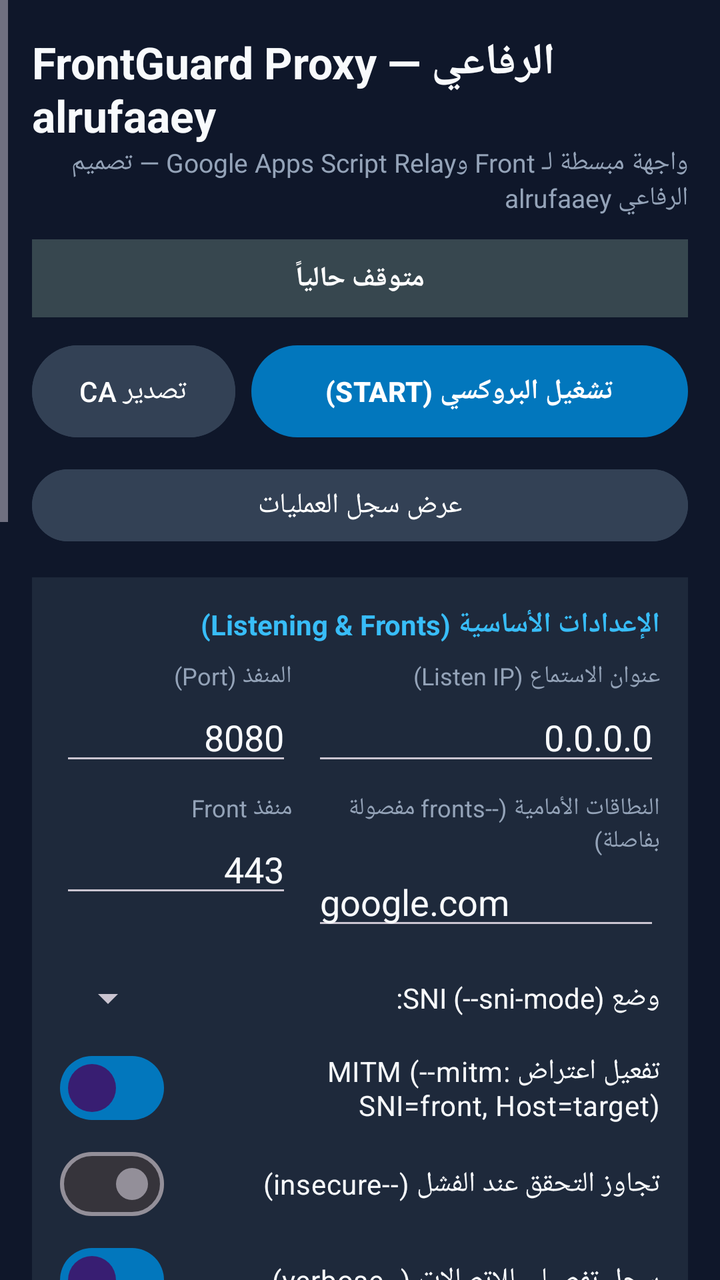
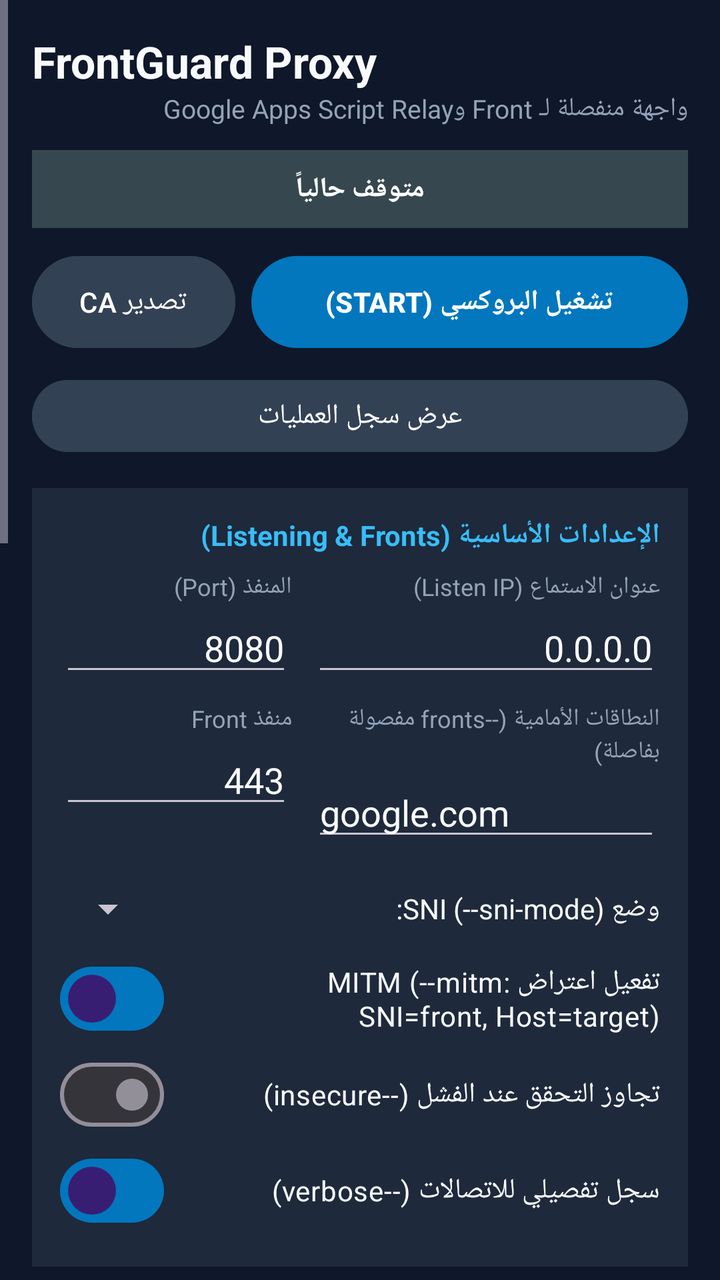

An Android layout rendered at two revisions. The XML below is the earlier revision; the diff shows what the commit changed to produce the second picture.
<!-- AndroidManifest.xml: application theme Theme.FrontGuard -->
<!-- res/layout/activity_main.xml -->
<?xml version="1.0" encoding="utf-8"?>
<ScrollView xmlns:android="http://schemas.android.com/apk/res/android"
    android:layout_width="match_parent"
    android:layout_height="match_parent"
    android:background="@color/bg_main"
    android:fillViewport="true"
    android:layoutDirection="rtl">

    <LinearLayout
        android:layout_width="match_parent"
        android:layout_height="wrap_content"
        android:orientation="vertical"
        android:padding="16dp">

        
        <TextView
            android:layout_width="match_parent"
            android:layout_height="wrap_content"
            android:text="FrontGuard Proxy — الرفاعي alrufaaey"
            android:textColor="@color/text_primary"
            android:textSize="22sp"
            android:textStyle="bold" />

        <TextView
            android:layout_width="match_parent"
            android:layout_height="wrap_content"
            android:layout_marginBottom="12dp"
            android:text="واجهة مبسطة لـ Front وGoogle Apps Script Relay — تصميم الرفاعي alrufaaey"
            android:textColor="@color/text_secondary"
            android:textSize="13sp" />

        
        <TextView
            android:id="@+id/tvStatusBadge"
            android:layout_width="match_parent"
            android:layout_height="wrap_content"
            android:background="#37474F"
            android:gravity="center"
            android:padding="10dp"
            android:text="متوقف حالياً"
            android:textColor="#FFFFFF"
            android:textStyle="bold" />

        
        <LinearLayout
            android:layout_width="match_parent"
            android:layout_height="wrap_content"
            android:layout_marginTop="10dp"
            android:orientation="horizontal">

            <Button
                android:id="@+id/btnToggleProxy"
                android:layout_width="0dp"
                android:layout_height="54dp"
                android:layout_weight="1"
                android:text="تشغيل البروكسي (START)"
                android:textColor="#FFFFFF"
                android:textStyle="bold" />

            <Button
                android:id="@+id/btnExportCa"
                android:layout_width="wrap_content"
                android:layout_height="54dp"
                android:layout_marginStart="8dp"
                android:backgroundTint="#334155"
                android:text="تصدير CA"
                android:textColor="#FFFFFF" />
        </LinearLayout>

        <Button
            android:id="@+id/btnShowLogs"
            android:layout_width="match_parent"
            android:layout_height="44dp"
            android:layout_marginTop="8dp"
            android:backgroundTint="#334155"
            android:text="عرض سجل العمليات"
            android:textColor="#FFFFFF" />

        
        <LinearLayout
            android:layout_width="match_parent"
            android:layout_height="wrap_content"
            android:layout_marginTop="14dp"
            android:background="@color/bg_card"
            android:orientation="vertical"
            android:padding="14dp">

            <TextView
                android:layout_width="match_parent"
                android:layout_height="wrap_content"
                android:text="الإعدادات الأساسية (Listening &amp; Fronts)"
                android:textColor="#38BDF8"
                android:textStyle="bold" />

            <LinearLayout
                android:layout_width="match_parent"
                android:layout_height="wrap_content"
                android:layout_marginTop="8dp"
                android:orientation="horizontal">

                <LinearLayout
                    android:layout_width="0dp"
                    android:layout_height="wrap_content"
                    android:layout_weight="1.5"
                    android:orientation="vertical">

                    <TextView
                        android:layout_width="wrap_content"
                        android:layout_height="wrap_content"
                        android:text="عنوان الاستماع (Listen IP)"
                        android:textColor="@color/text_secondary"
                        android:textSize="12sp" />

                    <EditText
                        android:id="@+id/etListenHost"
                        android:layout_width="match_parent"
                        android:layout_height="wrap_content"
                        android:hint="0.0.0.0"
                        android:inputType="text"
                        android:text="0.0.0.0"
                        android:textColor="@color/text_primary" />
                </LinearLayout>

                <LinearLayout
                    android:layout_width="0dp"
                    android:layout_height="wrap_content"
                    android:layout_marginStart="10dp"
                    android:layout_weight="1"
                    android:orientation="vertical">

                    <TextView
                        android:layout_width="wrap_content"
                        android:layout_height="wrap_content"
                        android:text="المنفذ (Port)"
                        android:textColor="@color/text_secondary"
                        android:textSize="12sp" />

                    <EditText
                        android:id="@+id/etListenPort"
                        android:layout_width="match_parent"
                        android:layout_height="wrap_content"
                        android:hint="8080"
                        android:inputType="number"
                        android:text="8080"
                        android:textColor="@color/text_primary" />
                </LinearLayout>
            </LinearLayout>

            <LinearLayout
                android:layout_width="match_parent"
                android:layout_height="wrap_content"
                android:layout_marginTop="8dp"
                android:orientation="horizontal">

                <LinearLayout
                    android:layout_width="0dp"
                    android:layout_height="wrap_content"
                    android:layout_weight="1.5"
                    android:orientation="vertical">

                    <TextView
                        android:layout_width="wrap_content"
                        android:layout_height="wrap_content"
                        android:text="النطاقات الأمامية (--fronts مفصولة بفاصلة)"
                        android:textColor="@color/text_secondary"
                        android:textSize="12sp" />

                    <EditText
                        android:id="@+id/etFronts"
                        android:layout_width="match_parent"
                        android:layout_height="wrap_content"
                        android:hint="google.com"
                        android:inputType="textUri"
                        android:text="google.com"
                        android:textColor="@color/text_primary" />
                </LinearLayout>

                <LinearLayout
                    android:layout_width="0dp"
                    android:layout_height="wrap_content"
                    android:layout_marginStart="10dp"
                    android:layout_weight="1"
                    android:orientation="vertical">

                    <TextView
                        android:layout_width="wrap_content"
                        android:layout_height="wrap_content"
                        android:text="منفذ Front"
                        android:textColor="@color/text_secondary"
                        android:textSize="12sp" />

                    <EditText
                        android:id="@+id/etFrontPort"
                        android:layout_width="match_parent"
                        android:layout_height="wrap_content"
                        android:hint="443"
                        android:inputType="number"
                        android:text="443"
                        android:textColor="@color/text_primary" />
                </LinearLayout>
            </LinearLayout>

            <LinearLayout
                android:layout_width="match_parent"
                android:layout_height="wrap_content"
                android:layout_marginTop="8dp"
                android:gravity="center_vertical"
                android:orientation="horizontal">

                <TextView
                    android:layout_width="0dp"
                    android:layout_height="wrap_content"
                    android:layout_weight="1"
                    android:text="وضع SNI (--sni-mode):"
                    android:textColor="@color/text_primary" />

                <Spinner
                    android:id="@+id/spinnerSniMode"
                    android:layout_width="150dp"
                    android:layout_height="42dp" />
            </LinearLayout>

            <com.google.android.material.materialswitch.MaterialSwitch
                android:id="@+id/switchMitm"
                android:layout_width="match_parent"
                android:layout_height="wrap_content"
                android:checked="true"
                android:text="تفعيل اعتراض MITM (--mitm: SNI=front, Host=target)"
                android:textColor="@color/text_primary" />

            <com.google.android.material.materialswitch.MaterialSwitch
                android:id="@+id/switchInsecure"
                android:layout_width="match_parent"
                android:layout_height="wrap_content"
                android:checked="false"
                android:text="تجاوز التحقق عند الفشل (--insecure)"
                android:textColor="@color/text_primary" />

            <com.google.android.material.materialswitch.MaterialSwitch
                android:id="@+id/switchVerbose"
                android:layout_width="match_parent"
                android:layout_height="wrap_content"
                android:checked="true"
                android:text="سجل تفصيلي للاتصالات (--verbose)"
                android:textColor="@color/text_primary" />
        </LinearLayout>

        
        <LinearLayout
            android:layout_width="match_parent"
            android:layout_height="wrap_content"
            android:layout_marginTop="12dp"
            android:background="@color/bg_card"
            android:orientation="vertical"
            android:padding="14dp">

            <TextView
                android:layout_width="match_parent"
                android:layout_height="wrap_content"
                android:text="Google Apps Script Relay — وضع مستقل"
                android:textColor="#38BDF8"
                android:textStyle="bold" />

            <com.google.android.material.materialswitch.MaterialSwitch
                android:id="@+id/switchGoogleRelay"
                android:layout_width="match_parent"
                android:layout_height="wrap_content"
                android:checked="false"
                android:text="تمرير طلبات المواقع عبر Apps Script"
                android:textColor="@color/text_primary" />

            <TextView
                android:layout_width="match_parent"
                android:layout_height="wrap_content"
                android:layout_marginTop="2dp"
                android:text="مسار مستقل عن Fronts: Host الهدف يؤخذ من طلب المستخدم، بينما SNI/Front يستخدمان فقط لمسار Front. يلزم MITM وتثبيت CA لـ HTTPS؛ WebSocket والتطبيقات ذات تثبيت الشهادة غير مدعومة."
                android:textColor="@color/text_secondary"
                android:textSize="12sp" />

            <EditText
                android:id="@+id/etGoogleRelayUrl"
                android:layout_width="match_parent"
                android:layout_height="wrap_content"
                android:layout_marginTop="6dp"
                android:hint="رابط نشر Apps Script /exec"
                android:inputType="textUri"
                android:singleLine="true"
                android:text="https://script.google.com/macros/s/AKfycbx-WPwe3qUZozQJxzDEF2DRs3hYiIGMcmoeTjS2hC_7CKcTbXBm2cbxV4KKuryypp5NwQ/exec"
                android:textColor="@color/text_primary"
                android:textColorHint="@color/text_secondary" />

            <EditText
                android:id="@+id/etGoogleRelayAuthKey"
                android:layout_width="match_parent"
                android:layout_height="wrap_content"
                android:hint="AUTH_KEY نفسه الموجود في Code.gs"
                android:inputType="textPassword"
                android:singleLine="true"
                android:textColor="@color/text_primary"
                android:textColorHint="@color/text_secondary" />

            <com.google.android.material.materialswitch.MaterialSwitch
                android:id="@+id/switchVerifyRelayTls"
                android:layout_width="match_parent"
                android:layout_height="wrap_content"
                android:checked="true"
                android:text="Verify upstream TLS — تحقق من شهادة Google للـRelay"
                android:textColor="@color/text_primary" />

            <TextView
                android:layout_width="match_parent"
                android:layout_height="wrap_content"
                android:text="هذا الخيار خاص باتصال Relay فقط ولا يغيّر Front أو شهادة MITM. أوقفه للتشخيص فقط."
                android:textColor="@color/text_secondary"
                android:textSize="12sp" />
        </LinearLayout>

        
        <LinearLayout
            android:layout_width="match_parent"
            android:layout_height="wrap_content"
            android:layout_marginTop="12dp"
            android:background="@color/bg_card"
            android:orientation="vertical"
            android:padding="14dp">

            <TextView
                android:layout_width="match_parent"
                android:layout_height="wrap_content"
                android:text="خيارات متقدمة (Timeout, Retry, Auth, Blacklist)"
                android:textColor="#38BDF8"
                android:textStyle="bold" />

            <LinearLayout
                android:layout_width="match_parent"
                android:layout_height="wrap_content"
                android:layout_marginTop="8dp"
                android:orientation="horizontal">

                <LinearLayout
                    android:layout_width="0dp"
                    android:layout_height="wrap_content"
                    android:layout_weight="1"
                    android:orientation="vertical">

                    <TextView
                        android:layout_width="wrap_content"
                        android:layout_height="wrap_content"
                        android:text="المهلة بالثواني (--timeout)"
                        android:textColor="@color/text_secondary"
                        android:textSize="12sp" />

                    <EditText
                        android:id="@+id/etTimeout"
                        android:layout_width="match_parent"
                        android:layout_height="wrap_content"
                        android:inputType="number"
                        android:text="20"
                        android:textColor="@color/text_primary" />
                </LinearLayout>

                <LinearLayout
                    android:layout_width="0dp"
                    android:layout_height="wrap_content"
                    android:layout_marginStart="10dp"
                    android:layout_weight="1"
                    android:orientation="vertical">

                    <TextView
                        android:layout_width="wrap_content"
                        android:layout_height="wrap_content"
                        android:text="عدد المحاولات (--retry)"
                        android:textColor="@color/text_secondary"
                        android:textSize="12sp" />

                    <EditText
                        android:id="@+id/etRetry"
                        android:layout_width="match_parent"
                        android:layout_height="wrap_content"
                        android:inputType="number"
                        android:text="2"
                        android:textColor="@color/text_primary" />
                </LinearLayout>
            </LinearLayout>

            <EditText
                android:id="@+id/etAuth"
                android:layout_width="match_parent"
                android:layout_height="wrap_content"
                android:hint="مصادقة البروكسي (--auth اختياري)"
                android:inputType="text"
                android:textColor="@color/text_primary"
                android:textColorHint="@color/text_secondary" />

            <EditText
                android:id="@+id/etBlacklist"
                android:layout_width="match_parent"
                android:layout_height="wrap_content"
                android:hint="القائمة السوداء (--blacklist نطاقات مفصولة بفاصلة)"
                android:inputType="text"
                android:textColor="@color/text_primary"
                android:textColorHint="@color/text_secondary" />

            <EditText
                android:id="@+id/etUserAgent"
                android:layout_width="match_parent"
                android:layout_height="wrap_content"
                android:hint="تخصيص User-Agent (--user-agent اختياري)"
                android:inputType="text"
                android:textColor="@color/text_primary"
                android:textColorHint="@color/text_secondary" />
        </LinearLayout>

        
        <LinearLayout
            android:id="@+id/logsPanel"
            android:layout_width="match_parent"
            android:layout_height="wrap_content"
            android:layout_marginTop="12dp"
            android:background="@color/bg_card"
            android:orientation="vertical"
            android:padding="12dp">

            <LinearLayout
                android:layout_width="match_parent"
                android:layout_height="wrap_content"
                android:gravity="center_vertical"
                android:orientation="horizontal">

                <TextView
                    android:layout_width="0dp"
                    android:layout_height="wrap_content"
                    android:layout_weight="1"
                    android:text="سجل العمليات المباشر (Live Logs)"
                    android:textColor="#38BDF8"
                    android:textStyle="bold" />

                <Button
                    android:id="@+id/btnCopyLogs"
                    style="?attr/borderlessButtonStyle"
                    android:layout_width="wrap_content"
                    android:layout_height="38dp"
                    android:text="نسخ"
                    android:textColor="@color/text_primary" />

                <Button
                    android:id="@+id/btnClearLogs"
                    style="?attr/borderlessButtonStyle"
                    android:layout_width="wrap_content"
                    android:layout_height="38dp"
                    android:text="مسح"
                    android:textColor="@color/text_secondary" />
            </LinearLayout>

            <ScrollView
                android:id="@+id/scrollLogs"
                android:layout_width="match_parent"
                android:layout_height="200dp"
                android:layout_marginTop="6dp"
                android:background="#090D16"
                android:padding="8dp">

                <TextView
                    android:id="@+id/tvLogs"
                    android:layout_width="match_parent"
                    android:layout_height="wrap_content"
                    android:fontFamily="monospace"
                    android:textColor="#10B981"
                    android:textDirection="ltr"
                    android:textSize="11sp" />
            </ScrollView>
        </LinearLayout>

    </LinearLayout>
</ScrollView>
<!-- resources referenced by this layout -->
<resources>
  <color name="bg_card">#1E293B</color>
  <color name="bg_main">#0F172A</color>
  <color name="text_primary">#F8FAFC</color>
  <color name="text_secondary">#94A3B8</color>
  <style name="Theme.FrontGuard" parent="Theme.Material3.Dark.NoActionBar">
          <item name="colorPrimary">@color/primary</item>
          <item name="android:statusBarColor">@color/bg_main</item>
          <item name="android:windowBackground">@color/bg_main</item>
      </style>
  <color name="primary">#0277BD</color>
</resources>

<!-- the commit's change to res/layout/activity_main.xml (unified diff, before → after) -->
@@ -16,7 +16,7 @@
         <TextView
             android:layout_width="match_parent"
             android:layout_height="wrap_content"
-            android:text="FrontGuard Proxy — الرفاعي alrufaaey"
+            android:text="FrontGuard Proxy"
             android:textColor="@color/text_primary"
             android:textSize="22sp"
             android:textStyle="bold" />
@@ -25,7 +25,7 @@
             android:layout_width="match_parent"
             android:layout_height="wrap_content"
             android:layout_marginBottom="12dp"
-            android:text="واجهة مبسطة لـ Front وGoogle Apps Script Relay — تصميم الرفاعي alrufaaey"
+            android:text="واجهة منفصلة لـ Front وGoogle Apps Script Relay"
             android:textColor="@color/text_secondary"
             android:textSize="13sp" />
 
@@ -273,7 +273,7 @@
                 android:layout_width="match_parent"
                 android:layout_height="wrap_content"
                 android:layout_marginTop="2dp"
-                android:text="مسار مستقل عن Fronts: Host الهدف يؤخذ من طلب المستخدم، بينما SNI/Front يستخدمان فقط لمسار Front. يلزم MITM وتثبيت CA لـ HTTPS؛ WebSocket والتطبيقات ذات تثبيت الشهادة غير مدعومة."
+                android:text="وضع مستقل: هذا المسار لا يستخدم Front أو SNI. يلزم MITM وتثبيت CA لفك HTTPS بين المتصفح والتطبيق فقط؛ WebSocket والتطبيقات ذات تثبيت الشهادة غير مدعومة."
                 android:textColor="@color/text_secondary"
                 android:textSize="12sp" />
 
